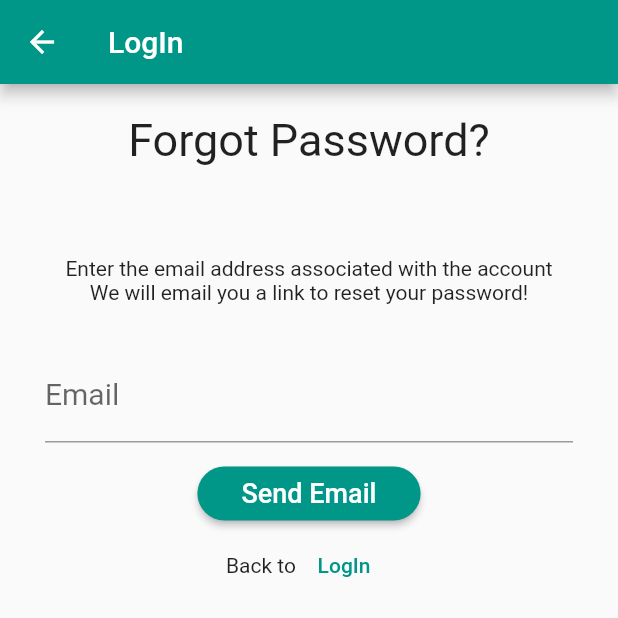
After one commit to ZunnorainAkhtar/Deliversfyp, a Flutter app: the ForgotPassword screen opened directly, on a phone screen of 412 x 824 dp, the top half of it. The commit adds this screen. Run offline on Flutter 3.47's test engine with Material 2 defaults, Android fonts, the phone set to English and light mode, and no system bars; our stand-ins replace cloud_firestore, firebase_auth, firebase_core, firebase_database, fluttertoast, form_field_validator and 4 more; accounts and stored records are empty.

```diff
--- /dev/null
+++ b/lib/screens/ForgotPassword.dart
@@ -0,0 +1,132 @@
+import 'package:Delivers/screens/LogIn.dart';
+import 'package:flutter/material.dart';
+import 'package:form_field_validator/form_field_validator.dart';
+import 'package:firebase_auth/firebase_auth.dart';
+import 'package:fluttertoast/fluttertoast.dart';
+
+
+class ForgotPassword extends StatefulWidget {
+
+  @override
+  _ForgotPasswordState createState() => _ForgotPasswordState();
+}
+
+class _ForgotPasswordState extends State<ForgotPassword> {
+  GlobalKey<FormState> formkey =GlobalKey<FormState>();
+  void validate(){
+    if(formkey.currentState.validate()){
+      print("Validated");
+    }else{
+      print("Not Validated");
+    }
+  }
+
+  final emailController = TextEditingController();
+  final FirebaseAuth _auth = FirebaseAuth.instance;
+
+  @override
+  Widget build(BuildContext context) {
+    return Scaffold(
+        appBar: AppBar(
+            title: Text('LogIn'),
+    ),
+        body: Column(
+          mainAxisAlignment: MainAxisAlignment.center,
+          crossAxisAlignment: CrossAxisAlignment.center,
+          children: [
+            Container(
+                padding: EdgeInsets.only(top: 20.0),
+              child:Text('Forgot Password?',
+                style: TextStyle(fontSize: 30.0),
+              ),
+             ),
+              SizedBox(height: 60,),
+            Text('Enter the email address associated with the account'),
+              Text('We will email you a link to reset your password!'),
+
+            Expanded(
+                child: Form(
+                  key: formkey,
+                   child:Padding(
+                  padding: const EdgeInsets.symmetric(vertical: 20, horizontal: 30 ),
+                     child: ListView(
+                       children: [
+                         Container(
+                             padding: EdgeInsets.symmetric(vertical: 10.0),
+                           child: TextFormField(
+                             controller: emailController,
+                             decoration:InputDecoration(
+                                 hintText: "abc@gmail.com", labelText: "Email", labelStyle: TextStyle(fontSize: 20.0)),
+                             validator: MultiValidator(
+                                 [
+                                   RequiredValidator(errorText: "Required"),
+                                   EmailValidator(errorText: "Not A Valid Email"),
+                                 ]
+                             ),
+                           ),
+                         ),
+                         Row(
+                           mainAxisAlignment: MainAxisAlignment.center,
+                           children: [
+                             RaisedButton(
+                               child:Text('   Send Email   ',
+                                 style: TextStyle(
+                                   fontSize: 18,
+                                 ),
+                               ),
+                               color:Colors.teal,
+                               textColor:Colors.white,
+                               shape: RoundedRectangleBorder(
+                                 borderRadius: BorderRadius.circular(20),
+                               ),
+                               onPressed: (){
+
+                                            resetPassword();
+
+                               },
+                             ),
+
+
+                           ],
+
+                         ),
+                         Row(
+                           mainAxisAlignment: MainAxisAlignment.center,
+                           children: [
+                             Text("Back to"),
+                             TextButton(
+                                 child:Text("LogIn") ,
+                                 onPressed: (){ Navigator.push(
+                                   context,
+                                   MaterialPageRoute(builder: (context) => LogIn()),
+                                 );
+                                 })
+                           ],
+
+                         ),
+                       ],
+                     ),
+            ),
+
+           ),
+            ),
+          ],
+        )
+    );
+  }
+  @override
+  void dispose()  {
+    emailController.dispose();
+    super.dispose();
+  }
+  void  resetPassword()async{
+    String email = emailController.text.toString();
+    try{
+      await _auth.sendPasswordResetEmail(email: emailController.text.trim());
+
+    }
+    catch(e){
+      Fluttertoast.showToast(msg: e.toString());
+      }
+     }
+  }
--- a/lib/screens/Vehicle.dart
+++ b/lib/screens/Vehicle.dart
@@ -9,6 +9,8 @@ import 'package:Delivers/screens/Ltv.dart';
 import 'package:google_maps_flutter/google_maps_flutter.dart';
 import 'package:shared_preferences/shared_preferences.dart';
 
+import '../preferencesMethods.dart';
+
 class Vehicle extends StatefulWidget {
   @override
   _VehicleState createState() => _VehicleState();
@@ -19,13 +21,28 @@ class _VehicleState extends State<Vehicle>
 {
   Completer<GoogleMapController> _controllerGoogleMap = Completer();
   GoogleMapController newGoogleMapController;
-//String username= "", email="";
+  String username= "", email="";
  // List<PlacePredictions> placePredictionList=[];
 
   static final CameraPosition _kGooglePlex = CameraPosition(
     target: LatLng(37.42796133580664, -122.085749655962),
     zoom: 14.4746,
   );
+
+  @override
+  void initState() {
+    super.initState();
+    final prefs = PreferencesMethods();
+    prefs.getUserDetails('email').then((String email) {
+      prefs.getUserDetails('username').then((String username) {
+        this.setState(() {
+          this.username= username;
+          this.email= email;
+        });
+      });
+    });
+  }
+
 
   @override
   Widget build(BuildContext context) {
@@ -114,10 +131,10 @@ class _VehicleState extends State<Vehicle>
         child: ListView(
           children: <Widget>[
             UserAccountsDrawerHeader(
-                accountName: Text("Zunnorain Akhtar"),
-                accountEmail: Text("zunnorainakhtar123@gmail.com"),
+                accountName: Text(username),
+                accountEmail: Text(email),
                 currentAccountPicture: CircleAvatar(
-                  child: Text("Z", style: TextStyle(fontSize: 40.0, fontWeight: FontWeight.bold, color: Colors.white)),
+                  child: Text(username.substring(0,1).toUpperCase(), style: TextStyle(fontSize: 40.0, fontWeight: FontWeight.bold, color: Colors.white)),
                 )),
             ListTile(
                 leading: Icon(Icons.person),
@@ -149,7 +166,7 @@ class _VehicleState extends State<Vehicle>
                   context,
                   MaterialPageRoute(builder: (context) => LogOut()),
                 );
-              }
+              },
             )
 
           ],
```
Also changed, not shown: lib/screens/PickUp.dart (+18 -3 lines), 1 other file.
